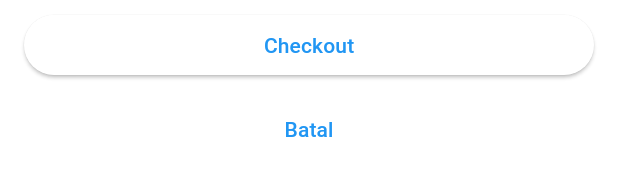
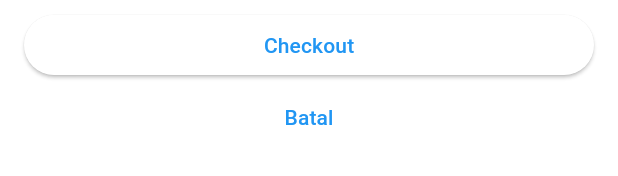
Before and after one commit to rafli-raihan/bargainify, a Flutter app: the ProductPurchaseSheet widget shown alone on an empty page, opened directly with empty values, on a phone screen of 412 x 824 dp. Shown: the part 141-317 px from the top of the screen. Run offline on Flutter 3.47's test engine with Material 3 defaults, Android fonts, the phone set to English and light mode, and no system bars; drawn by our look-alikes of dynamic_color; our stand-ins replace carousel_slider; network calls fail.

Commit message:
Mobile UI Fixes

```diff
--- a/lib/screens/product_screen/ActionButtons.dart
+++ b/lib/screens/product_screen/ActionButtons.dart
@@ -21,7 +21,7 @@ class ActionButtons extends StatelessWidget {
       padding: const EdgeInsets.all(3),
       decoration: BoxDecoration(
         color: MediaQuery.of(context).size.width < 700
-        ? Theme.of(context).colorScheme.surface.withOpacity(1)
+        ? Theme.of(context).colorScheme.surface.withOpacity(0.9)
         : Colors.transparent,
       ),
       child: ConstrainedBox(
--- a/lib/widgets/pop-ups/ProductPurchaseSheet.dart
+++ b/lib/widgets/pop-ups/ProductPurchaseSheet.dart
@@ -20,12 +20,9 @@ class _ProductPurchaseSheetState extends State<ProductPurchaseSheet> {
 
   @override
   Widget build(BuildContext context) {
-    return Positioned(
-      bottom: 0,
-      left: 0,
-      right: 0,
-      child: Container(
-        height: MediaQuery.of(context).size.height / 2,
+    return
+      Container(
+        height: MediaQuery.of(context).size.height * 0.75,
         color: Theme.of(context).colorScheme.surface.withOpacity(1),
         child: Padding(
           padding: const EdgeInsets.all(16.0),
@@ -79,7 +76,6 @@ class _ProductPurchaseSheetState extends State<ProductPurchaseSheet> {
                   ),
                 ],
               ),
-              const SizedBox(height: 8),
               TextButton(
                 onPressed: () {
                   Navigator.of(context).pop();
@@ -89,7 +85,6 @@ class _ProductPurchaseSheetState extends State<ProductPurchaseSheet> {
             ],
           ),
         ),
-      ),
     );
   }
 
```
